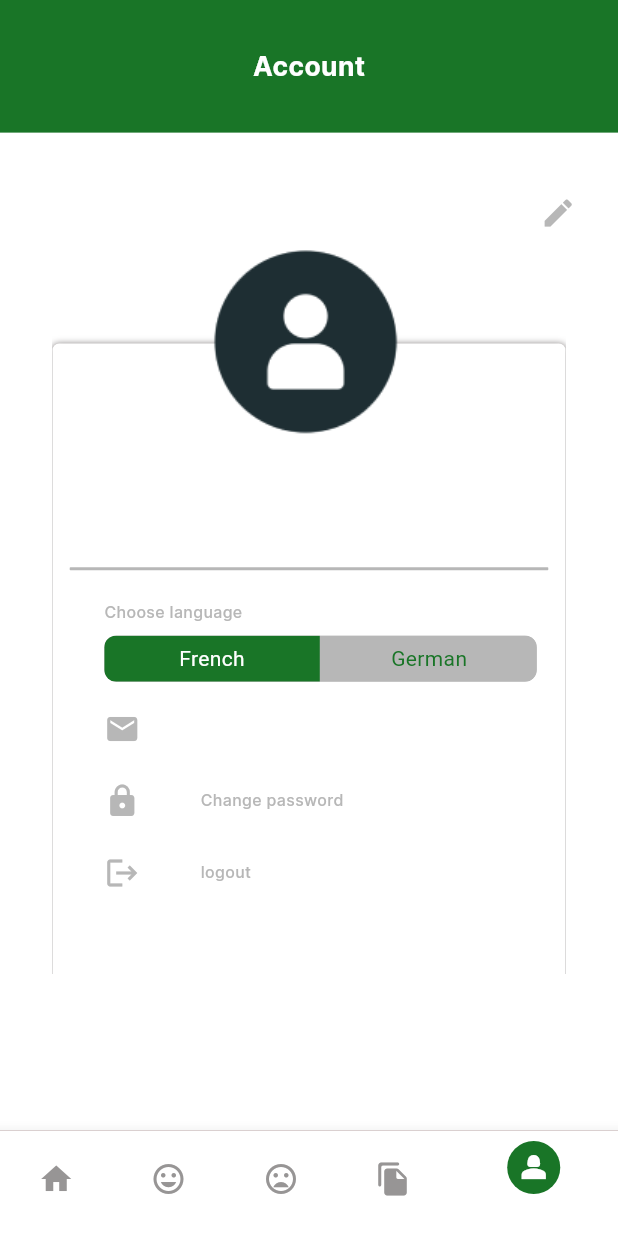
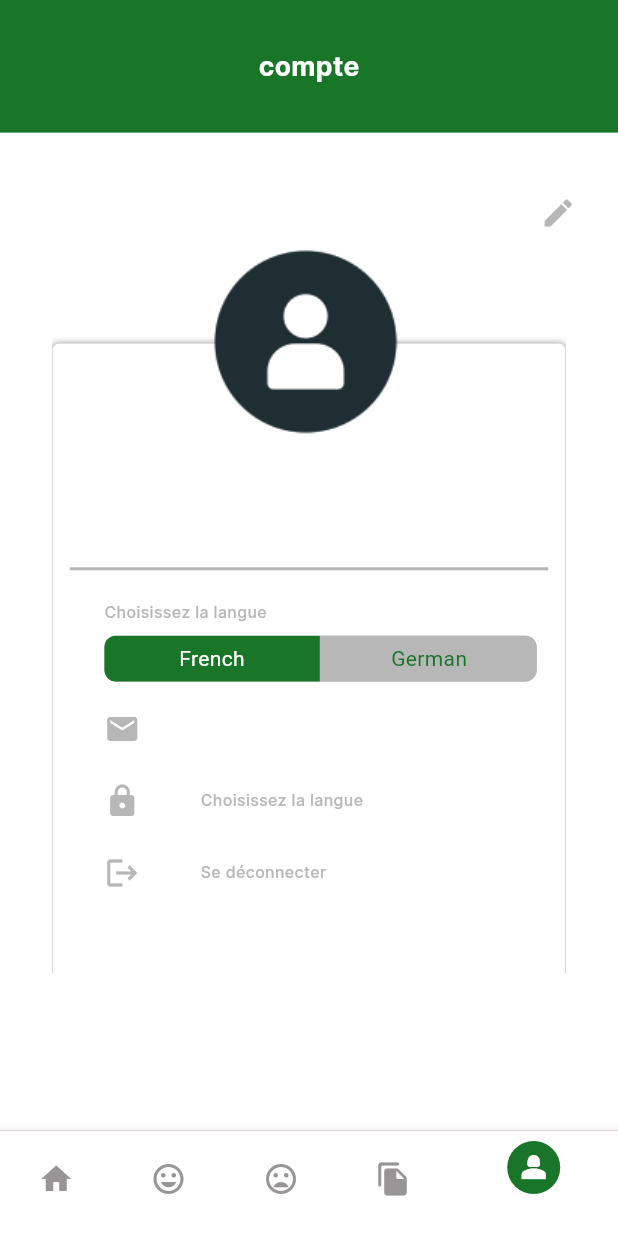
Before and after one commit to kesoth/Articles-App, a Flutter app: the CustomNavBar screen opened by its route, item 5 of the bottom bar chosen, after a tap on "French", on a phone screen of 412 x 824 dp. Run offline on Flutter 3.47's test engine with Material 3 defaults, Android fonts, the phone set to English and light mode, and no system bars; drawn by our look-alikes of toggle_switch; our stand-ins replace bloc, cloud_firestore, easy_localization, equatable, file_picker, firebase_auth and 7 more; missing offline and left inert: flutter_pdfview; accounts and stored records are empty.

Commit message:
localization done

```diff
--- a/lib/main.dart
+++ b/lib/main.dart
@@ -1,13 +1,13 @@
 import 'package:articles_app/cubit/articles/cubit.dart';
 import 'package:articles_app/utils/app_strings.dart';
 import 'package:articles_app/utils/route_generator.dart';
+import 'package:easy_localization/easy_localization.dart';
 import 'package:firebase_core/firebase_core.dart';
 import 'package:flutter/material.dart';
 import 'package:flutter_bloc/flutter_bloc.dart';
 import 'package:flutter_screenutil/flutter_screenutil.dart';
 import 'package:get/get_navigation/src/root/get_material_app.dart';
 import 'package:provider/provider.dart';
-
 import 'firebase_options.dart';
 import 'providers/user.dart';
 
@@ -16,7 +16,31 @@ void main() async {
   await Firebase.initializeApp(
     options: DefaultFirebaseOptions.currentPlatform,
   );
-  runApp(const MyApp());
+  await EasyLocalization.ensureInitialized();
+  runApp(
+    Builder(builder: (context) {
+      return MultiProvider(
+        providers: [
+          ChangeNotifierProvider<UserProvider>(
+            create: (_) => UserProvider(),
+          ),
+          BlocProvider<ArticleCubit>(
+            create: (context) => ArticleCubit(),
+          ),
+        ],
+        child: EasyLocalization(
+          supportedLocales: const [
+            Locale('fr', 'FR'),
+            Locale('de', 'DE'),
+          ],
+          saveLocale: true,
+          path: 'assets/translations',
+          fallbackLocale: const Locale('fr', 'FR'),
+          child: const MyApp(),
+        ),
+      );
+    }),
+  );
 }
 
 class MyApp extends StatelessWidget {
@@ -29,19 +53,13 @@ class MyApp extends StatelessWidget {
       minTextAdapt: true,
       splitScreenMode: true,
       builder: (context, child) {
-        return MultiProvider(
-          providers: [
-            ChangeNotifierProvider<UserProvider>(
-              create: (_) => UserProvider(),
-            ),
-            BlocProvider<ArticleCubit>(
-              create: (context) => ArticleCubit(),
-            ),
-          ],
-          child: GetMaterialApp(
+        return GetMaterialApp(
           debugShowCheckedModeBanner: false,
           title: kAppName,
           initialRoute: kLoginRoute,
+          localizationsDelegates: context.localizationDelegates,
+          supportedLocales: context.supportedLocales,
+          locale: context.locale,
           getPages: RouteGenerator.getPages(),
           builder: (context, child) {
             return MediaQuery(
@@ -51,7 +69,6 @@ class MyApp extends StatelessWidget {
                         .clamp(1.0, 1.0))),
                 child: child!);
           },
-          ),
         );
       },
     );
--- a/lib/views/custom_widgets/listview_component.dart
+++ b/lib/views/custom_widgets/listview_component.dart
@@ -6,6 +6,8 @@ import 'package:flutter_screenutil/flutter_screenutil.dart';
 
 import '../screens/p1/p1article_screen.dart';
 import '../screens/p2/p2article_screen.dart';
+import 'package:articles_app/generated/locale_keys.g.dart';
+import 'package:easy_localization/easy_localization.dart' as local;
 
 class ListViewComponent extends StatefulWidget {
   final String text;
@@ -82,10 +84,10 @@ class _ListViewComponentState extends State<ListViewComponent> {
                 ),
               ),
               child: widget.articles.isEmpty
-                  ? const Center(
+                  ? Center(
                       child: Text(
-                        "No Articles",
-                        style: TextStyle(
+                        local.tr(LocaleKeys.noArticles),
+                        style: const TextStyle(
                           color: kHintTextColor,
                         ),
                       ),
--- a/lib/views/screens/account/account_screen.dart
+++ b/lib/views/screens/account/account_screen.dart
@@ -1,6 +1,8 @@
+import 'package:articles_app/generated/locale_keys.g.dart';
 import 'package:articles_app/utils/app_colors.dart';
 import 'package:articles_app/views/custom_widgets/custom_appbar.dart';
 import 'package:articles_app/views/screens/account/profile_widget.dart';
+import 'package:easy_localization/easy_localization.dart';
 import 'package:flutter/material.dart';
 import 'package:flutter_screenutil/flutter_screenutil.dart';
 
@@ -18,9 +20,10 @@ class _AccountScreenState extends State<AccountScreen> {
       child: Scaffold(
         backgroundColor: kPrimaryTextColor,
         body: SingleChildScrollView(
-              child: Column(children: [
-            const CustomappBar(
-              text: 'Account',
+          child: Column(
+            children: [
+              CustomappBar(
+                text: LocaleKeys.account.tr(),
                 showBackButton: false,
               ),
               Padding(
@@ -30,7 +33,10 @@ class _AccountScreenState extends State<AccountScreen> {
                     color: kSecondaryTextColor,
                   )),
               const Profile(),
-          ]))),
+            ],
+          ),
+        ),
+      ),
     );
   }
 }
--- a/lib/views/screens/account/profile_widget.dart
+++ b/lib/views/screens/account/profile_widget.dart
@@ -1,3 +1,4 @@
+import 'package:articles_app/generated/locale_keys.g.dart';
 import 'package:articles_app/providers/user.dart';
 import 'package:articles_app/utils/app_colors.dart';
 import 'package:articles_app/utils/app_images.dart';
@@ -6,7 +7,6 @@ import 'package:articles_app/views/custom_widgets/customtextfield.dart';
 import 'package:articles_app/views/custom_widgets/my_snackbar.dart';
 import 'package:firebase_auth/firebase_auth.dart';
 import 'package:flutter/material.dart';
-import 'package:flutter/widgets.dart';
 import 'package:flutter_screenutil/flutter_screenutil.dart';
 import 'package:get/get.dart';
 import 'package:provider/provider.dart';
@@ -14,6 +14,7 @@ import 'package:shared_preferences/shared_preferences.dart';
 import 'package:toggle_switch/toggle_switch.dart';
 
 import '../../custom_widgets/firebaseNetworkImage.dart';
+import 'package:easy_localization/easy_localization.dart' as local;
 
 class Profile extends StatefulWidget {
   const Profile({super.key});
@@ -126,7 +127,7 @@ class _ProfileState extends State<Profile> {
                                 crossAxisAlignment: CrossAxisAlignment.start,
                                 children: [
                                   Text(
-                                    'Choose language',
+                                    local.tr(LocaleKeys.chooseLanguage),
                                     style: TextStyle(
                                       color: kSecondaryTextColor,
                                       fontSize: 12.sp,
@@ -141,15 +142,29 @@ class _ProfileState extends State<Profile> {
                                   ToggleSwitch(
                                     minWidth: 150.w,
                                     minHeight: 35.h,
-                                    initialLabelIndex: 0,
+                                    initialLabelIndex: context.locale ==
+                                            const Locale('fr', 'FR')
+                                        ? 0
+                                        : 1,
                                     totalSwitches: 2,
                                     activeBgColor: const [kPrimaryMainColor],
                                     activeFgColor: Colors.white,
                                     inactiveBgColor: kSecondaryTextColor,
                                     inactiveFgColor: kPrimaryMainColor,
                                     labels: const ['French', 'German'],
-                                    onToggle: (index) {
-                                      print('switched to: $index');
+                                    onToggle: (index) async {
+                                      if (index == 0) {
+                                        final newLocale =
+                                            context.supportedLocales[0];
+                                        await context.setLocale(newLocale);
+                                        Get.updateLocale(newLocale);
+                                      } else if (index == 1) {
+                                        final newLocale =
+                                            context.supportedLocales[1];
+                                        await context.setLocale(newLocale);
+                                        Get.updateLocale(newLocale);
+                                      }
+                                      setState(() {});
                                     },
                                   ),
                                   SizedBox(
@@ -192,7 +207,7 @@ class _ProfileState extends State<Profile> {
                                           width: 42.w,
                                         ),
                                         Text(
-                                          'Change password',
+                                          local.tr(LocaleKeys.chooseLanguage),
                                           style: TextStyle(
                                             color: kSecondaryTextColor,
                                             fontSize: 12.sp,
@@ -219,7 +234,7 @@ class _ProfileState extends State<Profile> {
                                           width: 42.w,
                                         ),
                                         Text(
-                                          'logout',
+                                          local.tr(LocaleKeys.logout),
                                           style: TextStyle(
                                             color: kSecondaryTextColor,
                                             fontSize: 12.sp,
@@ -260,8 +275,6 @@ class _ProfileState extends State<Profile> {
   }
 
   Future<void> _signOut() async {
-    // SharedPreferences prefs = await SharedPreferences.getInstance();
-    // prefs.clear();
     final UserProvider userProvider =
         Provider.of<UserProvider>(context, listen: false);
     userProvider.clear();
@@ -289,9 +302,9 @@ class _ProfileState extends State<Profile> {
                   mainAxisSize: MainAxisSize.min,
                   crossAxisAlignment: CrossAxisAlignment.start,
                   children: [
-                    const Text(
-                      'Enter old password:',
-                      style: TextStyle(
+                    Text(
+                      local.tr(LocaleKeys.enterOldPass),
+                      style: const TextStyle(
                         fontSize: 12.0,
                         color: kHintTextColor,
                       ),
@@ -299,12 +312,12 @@ class _ProfileState extends State<Profile> {
                     CustomTextField(
                       controller: oldPasswordController,
                       isPassword: true,
-                      label: 'Old password',
+                      label: local.tr(LocaleKeys.oldPassword),
                     ),
                     const SizedBox(height: 10.0),
-                    const Text(
-                      'Enter new password:',
-                      style: TextStyle(
+                    Text(
+                      local.tr(LocaleKeys.enterNewPassword),
+                      style: const TextStyle(
                         fontSize: 12.0,
                         color: kHintTextColor,
                       ),
@@ -312,12 +325,12 @@ class _ProfileState extends State<Profile> {
                     CustomTextField(
                       controller: newPasswordController,
                       isPassword: true,
-                      label: 'New password',
+                      label: local.tr(LocaleKeys.newPassword),
                     ),
                     const SizedBox(height: 10.0),
-                    const Text(
-                      'Confirm new password:',
-                      style: TextStyle(
+                    Text(
+                      local.tr(LocaleKeys.confirmNewPassword),
+                      style: const TextStyle(
                         fontSize: 12.0,
                         color: kHintTextColor,
                       ),
@@ -325,7 +338,7 @@ class _ProfileState extends State<Profile> {
                     CustomTextField(
                       controller: confirmPasswordController,
                       isPassword: true,
-                      label: 'Confirm new Password',
+                      label: local.tr(LocaleKeys.enterConfirmNewPassword),
                     ),
                     const SizedBox(height: 10.0),
                     ElevatedButton(
@@ -337,21 +350,21 @@ class _ProfileState extends State<Profile> {
                         bool isOldPasswordValid =
                             await _validateOldPassword(oldPassword);
                         if (!isOldPasswordValid) {
-                          SnackBarHelper.showSnackbar(
-                              context, "Incorrect old password");
+                          SnackBarHelper.showSnackbar(context,
+                              local.tr(LocaleKeys.incorrectOldPassword));
                           return;
                         }
 
                         if (newPassword != confirmPassword) {
                           Navigator.pop(context);
-                          SnackBarHelper.showSnackbar(context,
-                              'New password and confirm password do not match');
+                          SnackBarHelper.showSnackbar(
+                              context, local.tr(LocaleKeys.passwordMismatch));
                           return;
                         }
                         changePassword(newPassword);
                         Navigator.pop(context);
                       },
-                      child: const Text('Change Password'),
+                      child: Text(local.tr(LocaleKeys.changePassword)),
                     ),
                   ],
                 ),
@@ -373,7 +386,8 @@ class _ProfileState extends State<Profile> {
       return true;
     } catch (e) {
       Navigator.pop(context);
-      SnackBarHelper.showSnackbar(context, "Wrong old password entered");
+      SnackBarHelper.showSnackbar(
+          context, local.tr(LocaleKeys.wrongOldPassEntered));
       return false;
     }
   }
@@ -383,7 +397,8 @@ class _ProfileState extends State<Profile> {
       User? user = FirebaseAuth.instance.currentUser;
       if (user != null) {
         await user.updatePassword(newPassword);
-        SnackBarHelper.showSnackbar(context, "Password Updated successfully");
+        SnackBarHelper.showSnackbar(
+            context, local.tr(LocaleKeys.passwordUpdateSuccess));
       } else {
         print('User not signed in');
       }
--- a/lib/views/screens/authentication/login_screen.dart
+++ b/lib/views/screens/authentication/login_screen.dart
@@ -1,16 +1,19 @@
+import 'package:articles_app/custom_navbar.dart';
 import 'package:articles_app/firebase/user_methods.dart';
+import 'package:articles_app/generated/locale_keys.g.dart';
 import 'package:articles_app/providers/user.dart';
 import 'package:articles_app/utils/app_colors.dart';
 import 'package:articles_app/utils/app_images.dart';
 import 'package:articles_app/utils/app_strings.dart';
 import 'package:articles_app/views/custom_widgets/custom_button.dart';
 import 'package:articles_app/views/custom_widgets/customtextfield.dart';
+import 'package:articles_app/views/screens/authentication/signup_screen.dart';
 import 'package:firebase_auth/firebase_auth.dart';
 import 'package:flutter/material.dart';
 import 'package:flutter_screenutil/flutter_screenutil.dart';
-import 'package:get/get.dart';
 import 'package:provider/provider.dart';
 import 'package:shared_preferences/shared_preferences.dart';
+import 'package:easy_localization/easy_localization.dart';
 
 import '../../../models/user.dart';
 import '../../custom_widgets/my_snackbar.dart';
@@ -71,24 +74,24 @@ class _LoginScreenState extends State<LoginScreen> {
               await UserMethods().getUserByEmail(_emailController.text);
           if (user != null) {
             String id = user.id;
-            print("USER ID $id\n\n USER NAME: ${user.name}");
             userProvider.setEmail(_emailController.text);
             userProvider.setId(id);
             userProvider.setName(user.name);
             userProvider.setProfile(user.profile);
           }
         }
-        SnackBarHelper.showSnackbar(context, "Sign In Success");
+        SnackBarHelper.showSnackbar(context, LocaleKeys.signInSuccess.tr());
       } catch (e) {
         print("Sign in failed $e");
-        SnackBarHelper.showSnackbar(context, "Sign In failed");
+        SnackBarHelper.showSnackbar(context, LocaleKeys.signInFail.tr());
       }
     }
 
     return Scaffold(
       backgroundColor: kBackgroundColor,
       body: SingleChildScrollView(
-            child: Column(children: [
+        child: Column(
+          children: [
             Container(
               width: 430.w,
               height: 323.h,
@@ -115,7 +118,7 @@ class _LoginScreenState extends State<LoginScreen> {
                     height: 34.h,
                   ),
                   Text(
-                  'Sign In',
+                    LocaleKeys.signIn.tr(),
                     style: TextStyle(
                       color: kPrimaryTextColor,
                       fontSize: 24.sp,
@@ -131,14 +134,14 @@ class _LoginScreenState extends State<LoginScreen> {
               height: 91.h,
             ),
             CustomTextField(
-            label: 'Email...',
+              label: LocaleKeys.email.tr(),
               controller: _emailController,
             ),
             SizedBox(
               height: 26.h,
             ),
             CustomTextField(
-            label: 'Password...',
+              label: LocaleKeys.password.tr(),
               controller: _passwordController,
               isPassword: true,
             ),
@@ -150,13 +153,21 @@ class _LoginScreenState extends State<LoginScreen> {
                   if (_validateFields()) {
                     await signIn();
                     if (signInSuccess) {
-                    Get.offAndToNamed(kNavBar);
+                      Navigator.pushReplacement(
+                        context,
+                        MaterialPageRoute(
+                          builder: (context) => const CustomNavBar(),
+                        ),
+                      );
                     }
                   } else {
-                  SnackBarHelper.showSnackbar(context, "Sign In Failed");
+                    SnackBarHelper.showSnackbar(
+                        context, LocaleKeys.signInFail.tr());
                   }
                 },
-              child: const CustomButton(text: 'SIGN IN')),
+                child: CustomButton(
+                  text: LocaleKeys.signIn.tr().toUpperCase(),
+                )),
             SizedBox(
               height: 19.h,
             ),
@@ -164,7 +175,7 @@ class _LoginScreenState extends State<LoginScreen> {
               mainAxisAlignment: MainAxisAlignment.center,
               children: [
                 Text(
-                'Do not have an account? ',
+                  LocaleKeys.haveAccount.tr(),
                   style: TextStyle(
                     color: kHintTextColor,
                     fontSize: 12.sp,
@@ -175,10 +186,15 @@ class _LoginScreenState extends State<LoginScreen> {
                 ),
                 InkWell(
                   onTap: () {
-                  Get.offAndToNamed(kSignUpRoute);
+                    Navigator.pushReplacement(
+                      context,
+                      MaterialPageRoute(
+                        builder: (context) => const SignupScreen(),
+                      ),
+                    );
                   },
                   child: Text(
-                  'Sign up',
+                    LocaleKeys.signUp.tr(),
                     style: TextStyle(
                       color: kPrimaryMainColor,
                       fontSize: 12.sp,
@@ -190,6 +206,9 @@ class _LoginScreenState extends State<LoginScreen> {
                 ),
               ],
             ),
-        ])));
+          ],
+        ),
+      ),
+    );
   }
 }
--- a/lib/views/screens/home/home_screen.dart
+++ b/lib/views/screens/home/home_screen.dart
@@ -1,3 +1,4 @@
+import 'package:articles_app/generated/locale_keys.g.dart';
 import 'package:articles_app/utils/app_colors.dart';
 import 'package:articles_app/views/custom_widgets/custom_appbar.dart';
 import 'package:articles_app/views/custom_widgets/listview_component.dart';
@@ -6,7 +7,7 @@ import 'package:flutter_bloc/flutter_bloc.dart';
 import 'package:flutter_screenutil/flutter_screenutil.dart';
 
 import '../../../cubit/articles/cubit.dart';
-import '../../../models/article.dart';
+import 'package:easy_localization/easy_localization.dart' as local;
 
 class HomeScreen extends StatefulWidget {
   const HomeScreen({Key? key}) : super(key: key);
@@ -32,8 +33,8 @@ class _HomeScreenState extends State<HomeScreen> {
           child: Column(
             crossAxisAlignment: CrossAxisAlignment.start,
             children: [
-              const CustomappBar(
-                text: 'Welcome',
+              CustomappBar(
+                text: local.tr(LocaleKeys.welcome),
                 showBackButton: false,
               ),
               BlocBuilder<ArticleCubit, ArticleState>(
@@ -55,7 +56,7 @@ class _HomeScreenState extends State<HomeScreen> {
                         Padding(
                           padding: EdgeInsets.only(left: 20.w, top: 74.h),
                           child: ListViewComponent(
-                            text: 'New Articles from P1',
+                            text: local.tr(LocaleKeys.newArticleFromP1),
                             containerWidth: 300.w,
                             container1Width: 267.w,
                             maincontainercolor: kPrimaryMainColor,
@@ -65,7 +66,7 @@ class _HomeScreenState extends State<HomeScreen> {
                         Padding(
                           padding: EdgeInsets.only(left: 20.w, top: 25.h),
                           child: ListViewComponent(
-                            text: 'Summary P1',
+                            text: local.tr(LocaleKeys.summaryP1),
                             containerWidth: 387.w,
                             container1Width: 352.w,
                             maincontainercolor: kPrimaryMainColor,
@@ -75,7 +76,7 @@ class _HomeScreenState extends State<HomeScreen> {
                         Padding(
                           padding: EdgeInsets.only(left: 20.w, top: 25.h),
                           child: ListViewComponent(
-                            text: 'Summary P2',
+                            text: local.tr(LocaleKeys.summaryP2),
                             containerWidth: 387.w,
                             container1Width: 352.w,
                             maincontainercolor: kContainer1Color,
@@ -87,8 +88,8 @@ class _HomeScreenState extends State<HomeScreen> {
                   } else if (state is ArticleLoading) {
                     return const Center(child: CircularProgressIndicator());
                   } else if (state is ArticleLoadFailure) {
-                    return const Center(
-                      child: Text('Failed to load articles'),
+                    return Center(
+                      child: Text(local.tr(LocaleKeys.loadFailed)),
                     );
                   } else {
                     return Container();
--- a/lib/views/screens/p3/p3articles_screen.dart
+++ b/lib/views/screens/p3/p3articles_screen.dart
@@ -3,6 +3,8 @@ import 'package:articles_app/utils/app_colors.dart';
 import 'package:articles_app/views/custom_widgets/custom_appbar.dart';
 import 'package:flutter/material.dart';
 import 'package:file_picker/file_picker.dart';
+import 'package:articles_app/generated/locale_keys.g.dart';
+import 'package:easy_localization/easy_localization.dart' as local;
 
 class P3ArticlesScreen extends StatefulWidget {
   const P3ArticlesScreen({super.key});
@@ -33,7 +35,7 @@ class _P3ArticlesScreenState extends State<P3ArticlesScreen> {
           child: Column(
             crossAxisAlignment: CrossAxisAlignment.center,
             children: [
-              const CustomappBar(text: 'File to do'),
+              CustomappBar(text: local.tr(LocaleKeys.fileToDo)),
               const SizedBox(height: 16),
               FloatingActionButton(
                 onPressed: () => _pickFile(context),
--- a/lib/views/screens/p3/p3gallery_screen.dart
+++ b/lib/views/screens/p3/p3gallery_screen.dart
@@ -2,10 +2,11 @@ import 'dart:io';
 import 'package:articles_app/utils/app_colors.dart';
 import 'package:articles_app/views/custom_widgets/custom_appbar.dart';
 import 'package:flutter/material.dart';
-import 'package:file_picker/file_picker.dart';
 import 'package:flutter_screenutil/flutter_screenutil.dart';
 import 'package:image_picker/image_picker.dart';
 import 'package:shared_preferences/shared_preferences.dart';
+import 'package:articles_app/generated/locale_keys.g.dart';
+import 'package:easy_localization/easy_localization.dart' as local;
 
 class P3GalleryScreen extends StatefulWidget {
   const P3GalleryScreen({super.key});
@@ -69,7 +70,7 @@ class _P3GalleryScreenState extends State<P3GalleryScreen> {
           child: Column(
             crossAxisAlignment: CrossAxisAlignment.center,
             children: [
-              const CustomappBar(text: 'File to do'),
+              CustomappBar(text: local.tr(LocaleKeys.fileToDo)),
               SizedBox(
                 height: 30.h,
               ),
--- a/pubspec.yaml
+++ b/pubspec.yaml
@@ -34,6 +34,8 @@ dependencies:
   bloc: ^8.1.3
   equatable: ^2.0.5
   flutter_bloc: ^8.1.4
+  easy_localization: ^3.0.5
+  intl: ^0.18.1
 
 dev_dependencies:
   flutter_test:
@@ -53,6 +55,7 @@ flutter:
   # To add assets to your application, add an assets section, like this:
   assets:
     - assets/images/
+    - assets/translations/
 
 
 
```
Also changed, not shown: assets/translations/de-DE.json (added, +58 -0 lines), assets/translations/fr-FR.json (added, +58 -0 lines), lib/views/custom_widgets/writeArticle.dart (+21 -20 lines), lib/views/screens/authentication/signup_screen.dart (+22 -13 lines), lib/views/screens/p1/p1_screen.dart (+15 -18 lines), lib/views/screens/p1/p1article_screen.dart (+6 -4 lines), lib/views/screens/p2/p2_screen.dart (+15 -14 lines), lib/views/screens/p2/p2article_screen.dart (+6 -4 lines), lib/views/screens/p3/p3_screen.dart (+10 -5 lines), lib/views/screens/p3/p3titles_screen.dart (+6 -4 lines), lib/generated/locale_keys.g.dart (added), pubspec.lock, 1 other file. Lines whose indentation alone changed are shown as unchanged.
